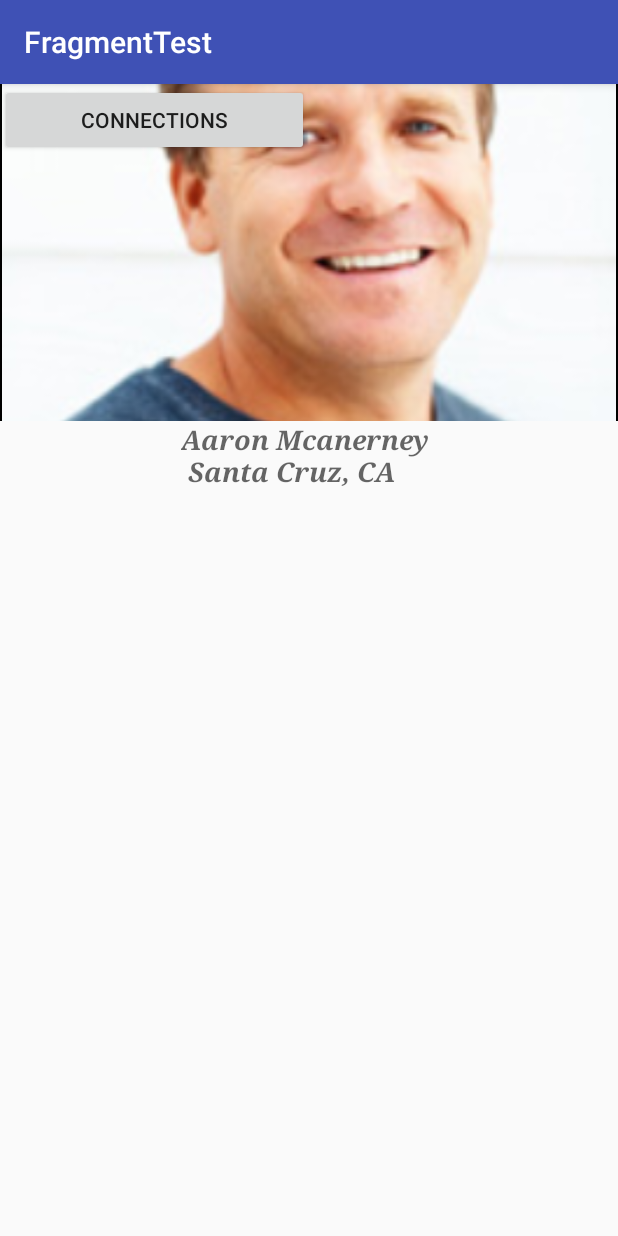
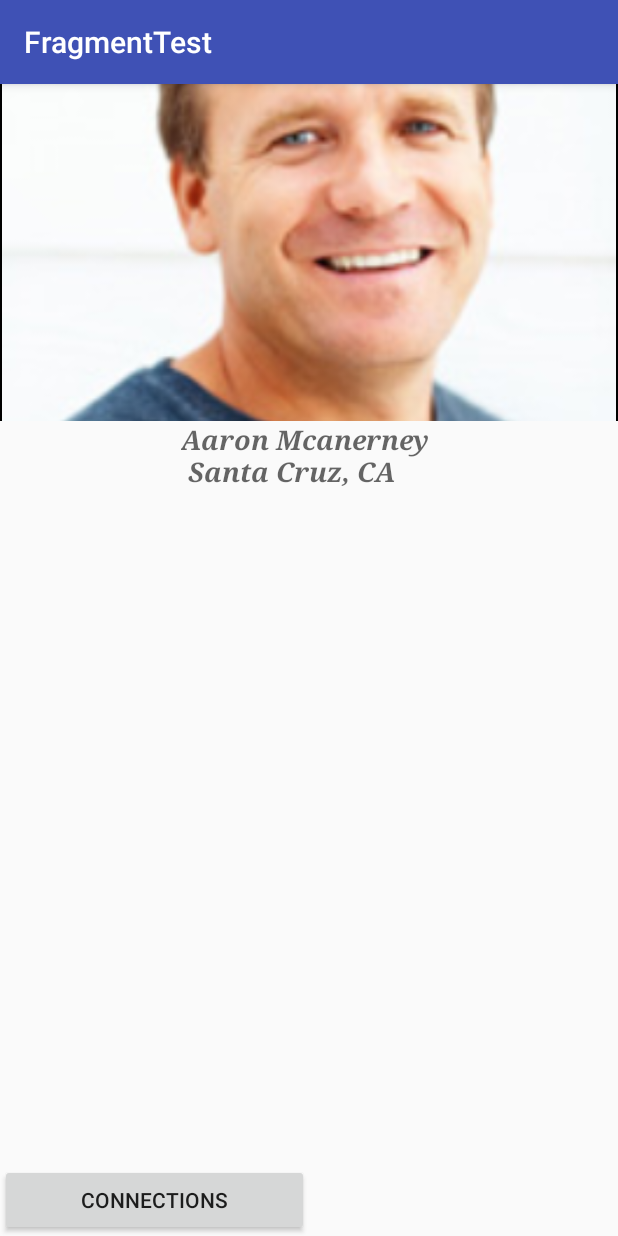
Before and after one commit to aaronmcanerney/Android-application-group, an Android app: the fragment HomeProfile shown on its own in the app's theme, on a phone screen of 412 x 824 dp. Run offline under Robolectric (Android 15) with nearby library versions, the phone set to English and light mode, and no system bars; 9 statements that could not run were skipped.

Commit message:
button moved to bottom of screen

```diff
--- a/app/src/main/java/com/example/aaron/fragmenttest/HomeProfile.java
+++ b/app/src/main/java/com/example/aaron/fragmenttest/HomeProfile.java
@@ -57,12 +57,8 @@ public class HomeProfile extends Fragment {
         Display d = ((WindowManager)getActivity().getSystemService(Context.WINDOW_SERVICE)).getDefaultDisplay();
         Point p = getDisplaySize(d);
         scaleImage(img, p);
-        GridLayout grid = new GridLayout(this.getActivity());
-        grid.setColumnCount(2);
-        rl.addView(grid);
+        GridLayout grid = (GridLayout) getActivity().findViewById(R.id.ButtonContainer);
         RelativeLayout.LayoutParams params = (RelativeLayout.LayoutParams) grid.getLayoutParams();
-        params.addRule(RelativeLayout.ALIGN_BOTTOM);
-        grid.setLayoutParams(params);
         Button connections = new Button(this.getActivity());
         connections.setText("Connections");
         connections.setWidth(p.x/2);
--- a/app/src/main/res/layout/fragment_home_profile.xml
+++ b/app/src/main/res/layout/fragment_home_profile.xml
@@ -40,7 +40,15 @@
             android:typeface="serif" />
 
     </LinearLayout>
-
+    <GridLayout
+        android:layout_width="match_parent"
+        android:layout_height="wrap_content"
+        android:layout_alignParentBottom="true"
+        android:layout_centerHorizontal="true"
+        android:id="@+id/ButtonContainer"
+        android:rowCount="1"
+        android:columnCount="2">
+    </GridLayout>
 
 
 
```
